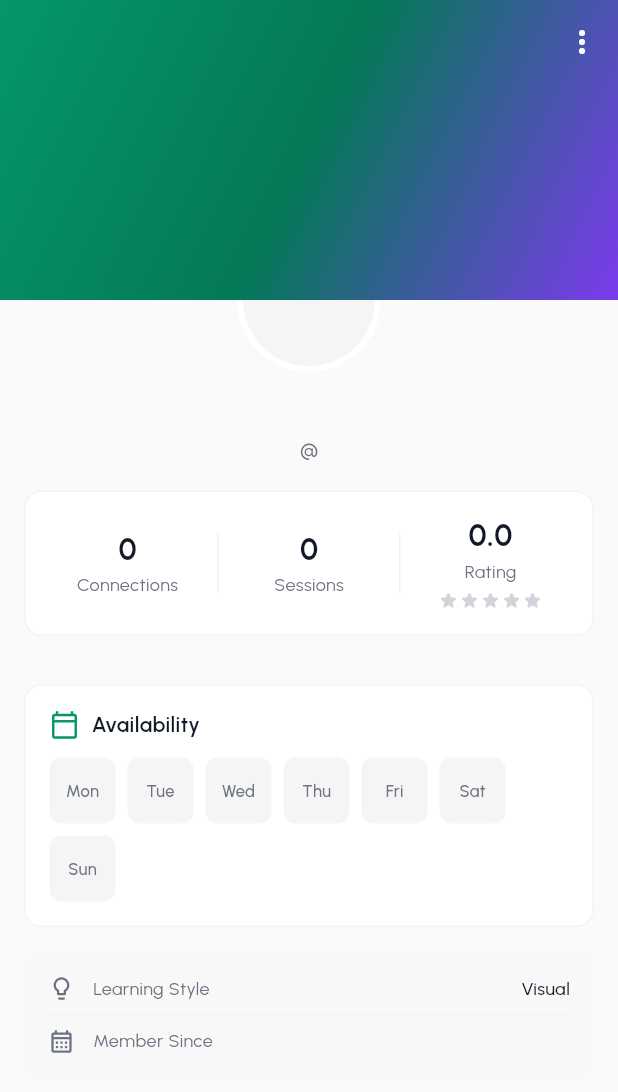
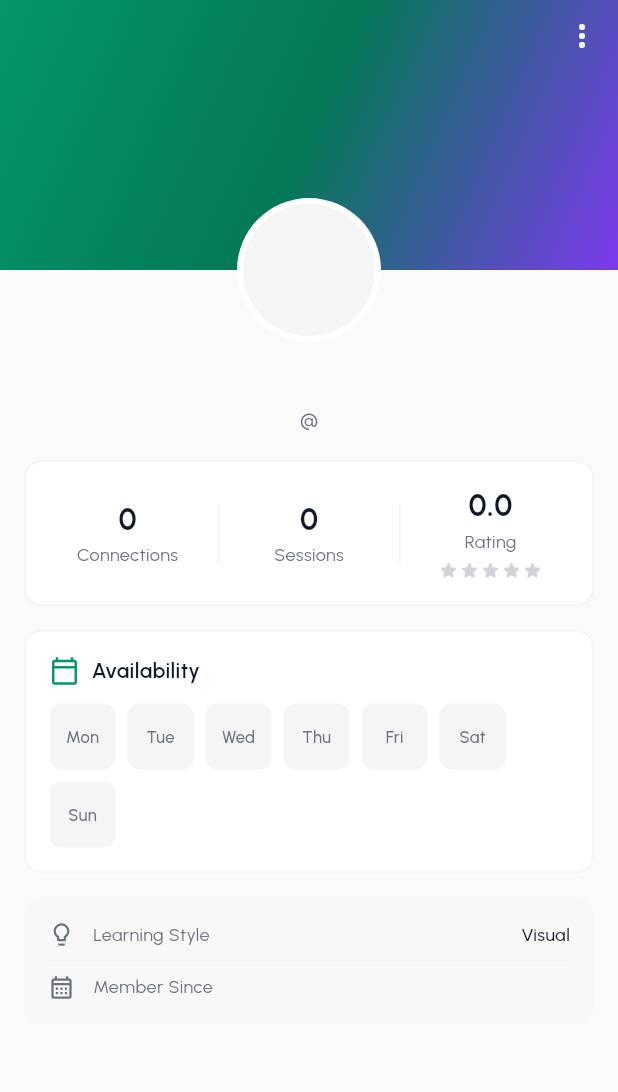
Before and after one commit to Pushparaj13811/flutter, a Flutter app: the ProfileView widget shown alone on an empty page, opened directly with empty values, on a phone screen of 412 x 824 dp. Shown: the top 1092 px of the screen. Run offline on Flutter 3.47's test engine with Material 3 defaults, Android fonts, the phone set to English and light mode, and no system bars; drawn by our look-alikes of flutter_rating_bar; our stand-ins replace cached_network_image, cloud_firestore, connectivity_plus, firebase_auth, firebase_core, firebase_messaging and 10 more; accounts and stored records are empty.

Commit message:
fix: replace SliverAppBar with Stack layout to fix avatar clipping
The SliverAppBar was clipping the top half of the avatar because
Transform.translate moved into negative sliver space. Replaced with
SingleChildScrollView + Stack approach where cover image and avatar
are in the same Stack with Positioned, ensuring the full avatar
is always visible.

```diff
--- a/lib/features/profile/widgets/profile_view.dart
+++ b/lib/features/profile/widgets/profile_view.dart
@@ -41,22 +41,14 @@ class ProfileView extends StatelessWidget {
   Widget build(BuildContext context) {
     final colors = context.colors;
 
-    return CustomScrollView(
-      slivers: [
-        // -- Cover image + transparent overlay AppBar --
-        _buildSliverAppBar(context, colors),
-
-        // -- Content --
-        SliverToBoxAdapter(
-          child: Transform.translate(
-            offset: const Offset(0, -48), // half of avatar (88 + 8 border = 96 / 2)
+    return SingleChildScrollView(
       child: Column(
         children: [
-                // Avatar
-                _buildAvatar(colors),
+          // -- Cover image with avatar overlapping --
+          _buildCoverWithAvatar(context, colors),
+
+          // -- Name, username, location --
           const SizedBox(height: AppSpacing.sm),
-
-                // Name, username, location
           _buildIdentity(colors),
           const SizedBox(height: AppSpacing.lg),
 
@@ -66,15 +58,6 @@ class ProfileView extends StatelessWidget {
               horizontal: AppSpacing.screenPadding,
             ),
             child: _buildStatsRow(colors),
-                ),
-                const SizedBox(height: AppSpacing.lg),
-
-                // Action buttons
-                Padding(
-                  padding: const EdgeInsets.symmetric(
-                    horizontal: AppSpacing.screenPadding,
-                  ),
-                  child: _buildActionButtons(colors),
           ),
           const SizedBox(height: AppSpacing.lg),
 
@@ -155,33 +138,64 @@ class ProfileView extends StatelessWidget {
           ),
         ],
       ),
+    );
+  }
+
+  // -- Cover image with avatar overlapping using Stack -----------------------
+
+  Widget _buildCoverWithAvatar(BuildContext context, AppColorsExtension colors) {
+    const double coverHeight = 180.0;
+    const double avatarSize = 88.0;
+    const double borderWidth = 4.0;
+    const double avatarTotal = avatarSize + borderWidth * 2;
+    const double avatarOverlap = avatarTotal / 2;
+
+    return Stack(
+      clipBehavior: Clip.none,
+      alignment: Alignment.bottomCenter,
+      children: [
+        // Cover image / gradient
+        Column(
+          children: [
+            SizedBox(
+              height: coverHeight + avatarOverlap, // extra space for avatar bottom half
+              child: Stack(
+                children: [
+                  // Cover
+                  SizedBox(
+                    height: coverHeight,
+                    width: double.infinity,
+                    child: _buildCoverImage(context, colors),
+                  ),
+                  // Transparent area below cover for avatar overlap
+                ],
               ),
             ),
           ],
-    );
-  }
+        ),
 
-  // -- SliverAppBar with cover image ------------------------------------------
+        // Avatar positioned at cover bottom boundary
+        Positioned(
+          top: coverHeight - avatarOverlap,
+          child: _buildAvatar(colors),
+        ),
 
-  Widget _buildSliverAppBar(BuildContext context, AppColorsExtension colors) {
-    const double expandedHeight = 200.0;
-    final isDark = Theme.of(context).brightness == Brightness.dark;
-
-    return SliverAppBar(
-      expandedHeight: expandedHeight,
-      pinned: true,
-      backgroundColor: isDark ? colors.card : colors.primary,
-      foregroundColor: Colors.white,
-      elevation: 0,
-      actions: [
+        // Top action bar (overlays the cover)
+        Positioned(
+          top: MediaQuery.of(context).padding.top,
+          left: 0,
+          right: 0,
+          child: Row(
+            mainAxisAlignment: MainAxisAlignment.end,
+            children: [
               if (isOwnProfile) ...[
                 IconButton(
-            icon: const Icon(Icons.settings_outlined),
+                  icon: const Icon(Icons.settings_outlined, color: Colors.white),
                   tooltip: 'Settings',
                   onPressed: onSettingsPressed,
                 ),
                 PopupMenuButton<_OwnProfileAction>(
-            icon: const Icon(Icons.more_vert),
+                  icon: const Icon(Icons.more_vert, color: Colors.white),
                   onSelected: (action) {
                     switch (action) {
                       case _OwnProfileAction.edit:
@@ -215,7 +229,7 @@ class ProfileView extends StatelessWidget {
                 ),
               ] else ...[
                 PopupMenuButton<_OtherProfileAction>(
-            icon: const Icon(Icons.more_vert),
+                  icon: const Icon(Icons.more_vert, color: Colors.white),
                   onSelected: (action) {
                     switch (action) {
                       case _OtherProfileAction.block:
@@ -249,30 +263,28 @@ class ProfileView extends StatelessWidget {
                 ),
               ],
             ],
-      flexibleSpace: FlexibleSpaceBar(
-        background: _buildCoverImage(colors),
           ),
+        ),
+      ],
     );
   }
 
-  Widget _buildCoverImage(AppColorsExtension colors) {
+  Widget _buildCoverImage(BuildContext context, AppColorsExtension colors) {
     if (profile.coverImage != null && profile.coverImage!.isNotEmpty) {
       return CachedNetworkImage(
         imageUrl: profile.coverImage!,
         fit: BoxFit.cover,
         width: double.infinity,
-        errorWidget: (_, _, _) => _buildGradientCover(colors),
+        errorWidget: (_, _, _) => _buildGradientCover(context),
       );
     }
-    return _buildGradientCover(colors);
+    return _buildGradientCover(context);
   }
 
-  Widget _buildGradientCover(AppColorsExtension colors) {
-    return Builder(
-      builder: (context) => Container(
+  Widget _buildGradientCover(BuildContext context) {
+    return Container(
       decoration: BoxDecoration(
         gradient: AppGradients.heroFor(Theme.of(context).brightness),
-        ),
       ),
     );
   }
@@ -450,13 +462,6 @@ class ProfileView extends StatelessWidget {
       height: 40,
       color: colors.border.withValues(alpha: 0.5),
     );
-  }
-
-  // -- Action buttons ---------------------------------------------------------
-
-  Widget _buildActionButtons(AppColorsExtension colors) {
-    // Own profile actions are in the AppBar menu only — no body buttons
-    return const SizedBox.shrink();
   }
 
   // -- Skills section ---------------------------------------------------------
```
Lines whose indentation alone changed are shown as unchanged.
